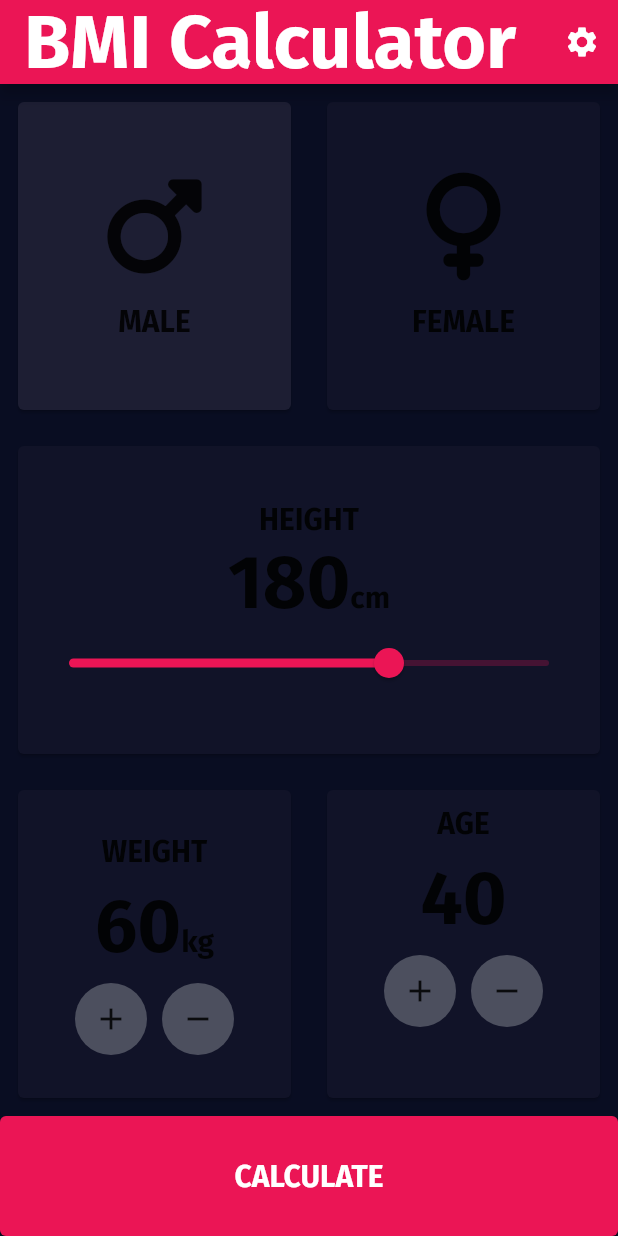
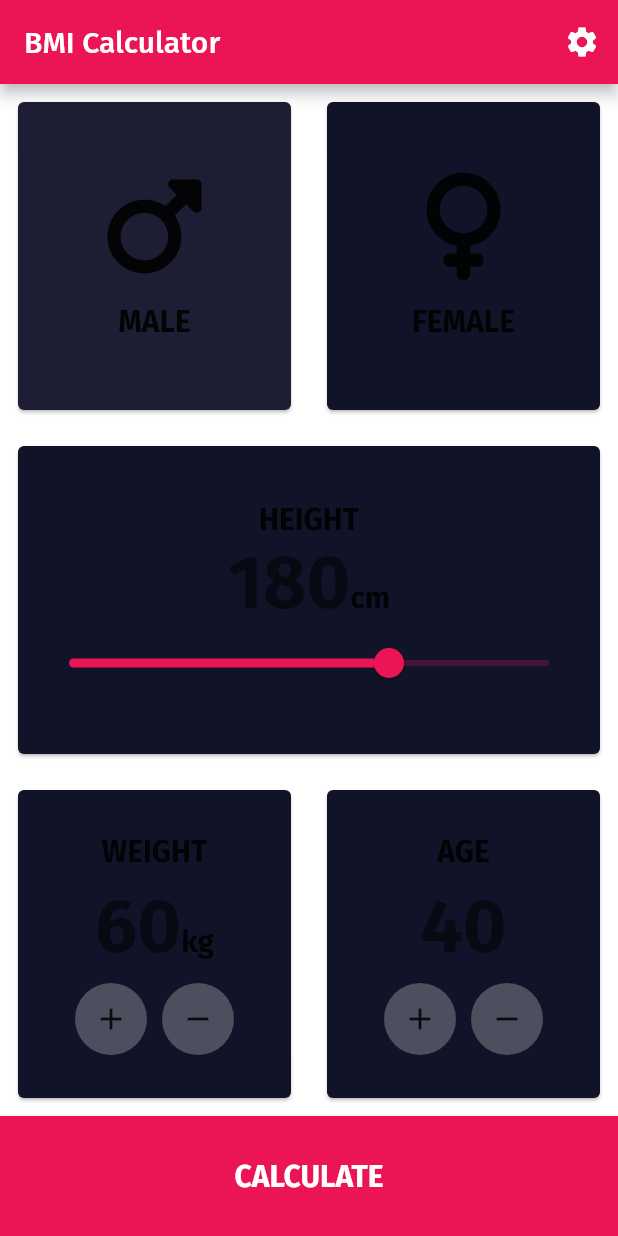
Before and after one commit to SignsMatt/mabbit_bmi_calc, a Flutter app: the screen it shows after launch, on a phone screen of 412 x 824 dp. Run offline on Flutter 3.47's test engine with Material 2 defaults, Android fonts, the light colour scheme and no system bars; our stand-ins replace font_awesome_flutter, google_fonts; project files that could hold a hidden picture were left out.

Commit message:
Refactoring, add navigation

```diff
--- a/lib/controls/reusable_cards.dart
+++ b/lib/controls/gender_selector.dart
@@ -1,37 +1,6 @@
 import 'package:flutter/material.dart';
 import 'package:font_awesome_flutter/font_awesome_flutter.dart';
-
-class ReusableCard extends StatelessWidget {
-  final bool selected;
-  final Widget? child;
-
-  const ReusableCard({
-    Key? key,
-    required this.selected,
-    required this.child,
-  }) : super(key: key);
-
-  @override
-  Widget build(BuildContext context) {
-    return Padding(
-      padding: const EdgeInsets.all(8.0),
-      child: Card(
-        color: selected
-            ? Theme.of(context).colorScheme.surfaceVariant
-            : Theme.of(context).colorScheme.surface,
-        // shape: const RoundedRectangleBorder(
-        //   borderRadius: BorderRadius.all(
-        //     Radius.circular(10.0),
-        //   ),
-        // ),
-        child: Padding(
-          padding: const EdgeInsets.all(10.0),
-          child: child,
-        ),
-      ),
-    );
-  }
-}
+import 'package:mabbit_bmi_calc/controls/reusable_card.dart';
 
 class GenderSelector extends StatelessWidget {
   const GenderSelector(
--- /dev/null
+++ b/lib/controls/reusable_card.dart
@@ -0,0 +1,28 @@
+import 'package:flutter/material.dart';
+
+class ReusableCard extends StatelessWidget {
+  final bool selected;
+  final Widget? child;
+
+  const ReusableCard({
+    Key? key,
+    required this.selected,
+    required this.child,
+  }) : super(key: key);
+
+  @override
+  Widget build(BuildContext context) {
+    return Padding(
+      padding: const EdgeInsets.all(8.0),
+      child: Card(
+        color: selected
+            ? Theme.of(context).colorScheme.surfaceVariant
+            : Theme.of(context).colorScheme.surface,
+        child: Padding(
+          padding: const EdgeInsets.all(10.0),
+          child: child,
+        ),
+      ),
+    );
+  }
+}
--- /dev/null
+++ b/lib/controls/settings_button.dart
@@ -0,0 +1,21 @@
+import 'package:flutter/material.dart';
+import 'package:mabbit_bmi_calc/screens/settings_page.dart';
+
+class SettingsButton extends StatelessWidget {
+  const SettingsButton({super.key});
+
+  @override
+  Widget build(BuildContext context) {
+    return IconButton(
+      icon: const Icon(Icons.settings),
+      onPressed: () {
+        Navigator.push(
+          context,
+          MaterialPageRoute(
+            builder: (builder) => const SettingsPage(),
+          ),
+        );
+      },
+    );
+  }
+}
--- a/lib/main.dart
+++ b/lib/main.dart
@@ -1,5 +1,5 @@
 import 'package:flutter/material.dart';
-import 'package:mabbit_bmi_calc/screens/main_page.dart';
+import 'package:mabbit_bmi_calc/screens/input_page.dart';
 import 'package:mabbit_bmi_calc/theming.dart';
 
 void main() {
@@ -16,7 +16,7 @@ class MabbitBMIApp extends StatelessWidget {
       theme: lightTheme,
       darkTheme: darkTheme,
       themeMode: ThemeMode.system,
-      home: const BMIMainPage(
+      home: const InputPage(
         title: 'BMI Calculator',
       ),
     );
--- a/lib/round_iconbutton.dart
+++ /dev/null
@@ -1,26 +0,0 @@
-import 'package:flutter/material.dart';
-
-class RoundIconButton extends StatelessWidget {
-  const RoundIconButton({
-    super.key,
-    this.icon,
-    this.onPressed,
-  });
-
-  final Icon icon;
-  final Function? onPressed;
-
-  @override
-  Widget build(BuildContext context) {
-    return Ink(
-      decoration: ShapeDecoration(
-        shape: const CircleBorder(),
-        color: Theme.of(context).colorScheme.tertiary,
-      ),
-      child: IconButton(
-        onPressed: onPressed,
-        icon: icon,
-      ),
-    );
-  }
-}
--- /dev/null
+++ b/lib/screens/input_page.dart
@@ -0,0 +1,252 @@
+import 'package:flutter/material.dart';
+import 'package:mabbit_bmi_calc/controls/reusable_card.dart';
+import 'package:mabbit_bmi_calc/controls/round_iconbutton.dart';
+import 'package:mabbit_bmi_calc/controls/settings_button.dart';
+import 'package:mabbit_bmi_calc/screens/results_page.dart';
+import 'package:mabbit_bmi_calc/controls/gender_selector.dart';
+
+class InputPage extends StatefulWidget {
+  const InputPage({super.key, required this.title});
+
+  final String title;
+
+  @override
+  State<InputPage> createState() => _InputPageState();
+}
+
+class _InputPageState extends State<InputPage> {
+  bool isMaleSelected = true;
+  double height = 180.0;
+  int weight = 60;
+  int age = 40;
+
+  @override
+  Widget build(BuildContext context) {
+    return Scaffold(
+      appBar: AppBar(
+        title: Text(widget.title),
+        actions: const [
+          SettingsButton(),
+        ],
+      ),
+      backgroundColor: Theme.of(context).colorScheme.background,
+      body: Column(
+        mainAxisAlignment: MainAxisAlignment.center,
+        children: [
+          // Top Row: Gender Selector
+          Expanded(
+            child: Row(
+              children: [
+                Expanded(
+                  child: GenderSelector(
+                    gender: Gender.male,
+                    selected: isMaleSelected,
+                    onTap: () {
+                      setState(() {
+                        isMaleSelected = true;
+                      });
+                    },
+                  ),
+                ),
+                Expanded(
+                  child: GenderSelector(
+                    gender: Gender.female,
+                    selected: !isMaleSelected,
+                    onTap: () {
+                      setState(() {
+                        isMaleSelected = false;
+                      });
+                    },
+                  ),
+                ),
+              ],
+            ),
+          ),
+          // Second Row: Height Slider
+          Expanded(
+            child: Row(
+              children: [
+                Expanded(
+                  child: ReusableCard(
+                    selected: false,
+                    child: Column(
+                      mainAxisAlignment: MainAxisAlignment.center,
+                      crossAxisAlignment: CrossAxisAlignment.center,
+                      children: [
+                        Text(
+                          'HEIGHT',
+                          style: Theme.of(context).textTheme.bodyLarge,
+                        ),
+                        Row(
+                          mainAxisAlignment: MainAxisAlignment.center,
+                          crossAxisAlignment: CrossAxisAlignment.baseline,
+                          textBaseline: TextBaseline.alphabetic,
+                          children: [
+                            Text(
+                              height.toStringAsFixed(0),
+                              style: Theme.of(context).textTheme.displayMedium,
+                            ),
+                            Text(
+                              'cm',
+                              style: Theme.of(context).textTheme.bodyLarge,
+                            ),
+                          ],
+                        ),
+                        Slider(
+                            value: height,
+                            onChanged: (value) {
+                              setState(() {
+                                height = value;
+                              });
+                            },
+                            min: 100.0,
+                            max: 220.0)
+                      ],
+                    ),
+                  ),
+                ),
+              ],
+            ),
+          ),
+          //Third Row: Weight and Age Selectors
+          Expanded(
+            child: Row(
+              children: [
+                Expanded(
+                  child: ReusableCard(
+                    selected: false,
+                    child: Column(
+                      mainAxisAlignment: MainAxisAlignment.center,
+                      children: [
+                        Text(
+                          'WEIGHT',
+                          style: Theme.of(context).textTheme.bodyLarge,
+                        ),
+                        Padding(
+                          padding: const EdgeInsets.all(8),
+                          child: Row(
+                            mainAxisAlignment: MainAxisAlignment.center,
+                            crossAxisAlignment: CrossAxisAlignment.baseline,
+                            textBaseline: TextBaseline.alphabetic,
+                            children: [
+                              Text(
+                                '$weight',
+                                style: Theme.of(context).textTheme.displayMedium,
+                              ),
+                              Text(
+                                'kg',
+                                style: Theme.of(context).textTheme.bodyLarge,
+                              ),
+                            ],
+                          ),
+                        ),
+                        Row(
+                          mainAxisAlignment: MainAxisAlignment.center,
+                          children: [
+                            RoundIconButton(
+                              icon: const Icon(Icons.add),
+                              onPressed: () {
+                                setState(() {
+                                  weight++;
+                                });
+                              },
+                            ),
+                            const SizedBox(width: 10.0),
+                            RoundIconButton(
+                              icon: const Icon(Icons.remove),
+                              onPressed: () {
+                                setState(() {
+                                  weight--;
+                                });
+                              },
+                            ),
+                          ],
+                        ),
+                      ],
+                    ),
+                  ),
+                ),
+                Expanded(
+                  child: ReusableCard(
+                    selected: false,
+                    child: Column(
+                      mainAxisAlignment: MainAxisAlignment.center,
+                      children: [
+                        Text(
+                          'AGE',
+                          style: Theme.of(context).textTheme.bodyLarge,
+                        ),
+                        Padding(
+                          padding: const EdgeInsets.all(8),
+                          child: Row(
+                            mainAxisAlignment: MainAxisAlignment.center,
+                            children: [
+                              Text(
+                                '$age',
+                                style: Theme.of(context).textTheme.displayMedium,
+                              ),
+                            ],
+                          ),
+                        ),
+                        Row(
+                          mainAxisAlignment: MainAxisAlignment.center,
+                          children: [
+                            RoundIconButton(
+                              icon: const Icon(Icons.add),
+                              onPressed: () {
+                                setState(() {
+                                  age++;
+                                });
+                              },
+                            ),
+                            const SizedBox(width: 10.0),
+                            RoundIconButton(
+                              icon: const Icon(Icons.remove),
+                              onPressed: () {
+                                setState(() {
+                                  age--;
+                                });
+                              },
+                            ),
+                          ],
+                        ),
+                      ],
+                    ),
+                  ),
+                )
+              ],
+            ),
+          ),
+          //Fourth Row: Calculate Button
+          Row(
+            children: [
+              Expanded(
+                child: ElevatedButton(
+                  onPressed: () {
+                    Navigator.push(
+                      context,
+                      MaterialPageRoute(
+                          builder: (context) => const ResultsPage()),
+                    );
+                  },
+                  style: ElevatedButton.styleFrom(
+                    backgroundColor: Theme.of(context).colorScheme.primary,
+                    minimumSize: const Size(0.0, 80.0),
+                    shape: const RoundedRectangleBorder(),
+                  ),
+                  child: Text(
+                    'CALCULATE',
+                    style: Theme.of(context).textTheme.bodyLarge?.copyWith(
+                          color: Colors.white,
+                        ),
+                  ),
+                ),
+              ),
+            ],
+          )
+        ],
+      ),
+
+    );
+  }
+}
--- a/lib/screens/main_page.dart
+++ /dev/null
@@ -1,253 +0,0 @@
-import 'package:flutter/material.dart';
-import 'package:mabbit_bmi_calc/controls/reusable_cards.dart';
-import 'package:mabbit_bmi_calc/controls/round_iconbutton.dart';
-import 'package:mabbit_bmi_calc/screens/results_page.dart';
-
-class BMIMainPage extends StatefulWidget {
-  const BMIMainPage({super.key, required this.title});
-
-  final String title;
-
-  @override
-  State<BMIMainPage> createState() => _BMIMainPageState();
-}
-
-class _BMIMainPageState extends State<BMIMainPage> {
-  bool isMaleSelected = true;
-  double height = 180.0;
-  int weight = 60;
-  int age = 40;
-
-  @override
-  Widget build(BuildContext context) {
-    return Scaffold(
-      appBar: AppBar(
-        title: Text(widget.title),
-        actions: [
-          IconButton(
-            icon: const Icon(Icons.settings),
-            onPressed: () {},
-          ),
-        ],
-      ),
-      backgroundColor: Theme.of(context).colorScheme.background,
-      body: Center(
-        child: Column(
-          mainAxisAlignment: MainAxisAlignment.center,
-          children: [
-            // Top Row: Gender Selector
-            Expanded(
-              child: Row(
-                children: [
-                  Expanded(
-                    child: GenderSelector(
-                      gender: Gender.male,
-                      selected: isMaleSelected,
-                      onTap: () {
-                        setState(() {
-                          isMaleSelected = true;
-                        });
-                      },
-                    ),
-                  ),
-                  Expanded(
-                    child: GenderSelector(
-                      gender: Gender.female,
-                      selected: !isMaleSelected,
-                      onTap: () {
-                        setState(() {
-                          isMaleSelected = false;
-                        });
-                      },
-                    ),
-                  ),
-                ],
-              ),
-            ),
-            // Second Row: Height Slider
-            Expanded(
-              child: Row(
-                children: [
-                  Expanded(
-                    child: ReusableCard(
-                      selected: false,
-                      child: Column(
-                        mainAxisAlignment: MainAxisAlignment.center,
-                        crossAxisAlignment: CrossAxisAlignment.center,
-                        children: [
-                          Text(
-                            'HEIGHT',
-                            style: Theme.of(context).textTheme.bodyLarge,
-                          ),
-                          Row(
-                            mainAxisAlignment: MainAxisAlignment.center,
-                            crossAxisAlignment: CrossAxisAlignment.baseline,
-                            textBaseline: TextBaseline.alphabetic,
-                            children: [
-                              Text(
-                                height.toStringAsFixed(0),
-                                style: Theme.of(context).textTheme.titleLarge,
-                              ),
-                              Text(
-                                'cm',
-                                style: Theme.of(context).textTheme.bodyLarge,
-                              ),
-                            ],
-                          ),
-                          Slider(
-                              value: height,
-                              onChanged: (value) {
-                                setState(() {
-                                  height = value;
-                                });
-                              },
-                              min: 100.0,
-                              max: 220.0)
-                        ],
-                      ),
-                    ),
-                  ),
-                ],
-              ),
-            ),
-            //Third Row: Weight and Age Selectors
-            Expanded(
-              child: Row(
-                children: [
-                  Expanded(
-                    child: ReusableCard(
-                      selected: false,
-                      child: Column(
-                        mainAxisAlignment: MainAxisAlignment.center,
-                        children: [
-                          Text(
-                            'WEIGHT',
-                            style: Theme.of(context).textTheme.bodyLarge,
-                          ),
-                          Padding(
-                            padding: const EdgeInsets.all(8),
-                            child: Row(
-                              mainAxisAlignment: MainAxisAlignment.center,
-                              crossAxisAlignment: CrossAxisAlignment.baseline,
-                              textBaseline: TextBaseline.alphabetic,
-                              children: [
-                                Text(
-                                  '$weight',
-                                  style: Theme.of(context).textTheme.titleLarge,
-                                ),
-                                Text(
-                                  'kg',
-                                  style: Theme.of(context).textTheme.bodyLarge,
-                                ),
-                              ],
-                            ),
-                          ),
-                          Row(
-                            mainAxisAlignment: MainAxisAlignment.center,
-                            children: [
-                              RoundIconButton(
-                                icon: const Icon(Icons.add),
-                                onPressed: () {
-                                  setState(() {
-                                    weight++;
-                                  });
-                                },
-                              ),
-                              const SizedBox(width: 10.0),
-                              RoundIconButton(
-                                icon: const Icon(Icons.remove),
-                                onPressed: () {
-                                  setState(() {
-                                    weight--;
-                                  });
-                                },
-                              ),
-                            ],
-                          ),
-                        ],
-                      ),
-                    ),
-                  ),
-                  Expanded(
-                    child: ReusableCard(
-                      selected: false,
-                      child: Column(
-                        children: [
-                          Text(
-                            'AGE',
-                            style: Theme.of(context).textTheme.bodyLarge,
-                          ),
-                          Padding(
-                            padding: const EdgeInsets.all(8),
-                            child: Row(
-                              mainAxisAlignment: MainAxisAlignment.center,
-                              children: [
-                                Text(
-                                  '$age',
-                                  style: Theme.of(context).textTheme.titleLarge,
-                                ),
-                              ],
-                            ),
-                          ),
-                          Row(
-                            mainAxisAlignment: MainAxisAlignment.center,
-                            children: [
-                              RoundIconButton(
-                                icon: const Icon(Icons.add),
-                                onPressed: () {
-                                  setState(() {
-                                    age++;
-                                  });
-                                },
-                              ),
-                              const SizedBox(width: 10.0),
-                              RoundIconButton(
-                                icon: const Icon(Icons.remove),
-                                onPressed: () {
-                                  setState(() {
-                                    age--;
-                                  });
-                                },
-                              ),
-                            ],
-                          ),
-                        ],
-                      ),
-                    ),
-                  )
-                ],
-              ),
-            ),
-            //Fourth Row: Calculate Button
-            Row(
-              children: [
-                Expanded(
-                  child: ElevatedButton(
-                    onPressed: () {
-                      Navigator.push(
-                        context,
-                        MaterialPageRoute(
-                            builder: (context) => const ResultsPage()),
-                      );
-                    },
-                    style: ElevatedButton.styleFrom(
-                      backgroundColor: Theme.of(context).colorScheme.primary,
-                      minimumSize: const Size(0.0, 80.0),
-                    ),
-                    child: Text(
-                      'CALCULATE',
-                      style: Theme.of(context).textTheme.bodyLarge?.copyWith(
-                            color: Colors.white,
-                          ),
-                    ),
-                  ),
-                ),
-              ],
-            )
-          ],
-        ),
-      ),
-
-    );
-  }
-}
--- a/lib/theming.dart
+++ b/lib/theming.dart
@@ -11,8 +11,8 @@ const ColorScheme lightScheme = ColorScheme(
   onTertiary: Colors.white,
   error: Colors.red,
   onError: Colors.white,
-  background: Color(0xFF090D22),
-  onBackground: Colors.white,
+  background: Colors.white,
+  onBackground: Colors.black,
   surface: Color(0xFF111328),
   onSurface: Colors.white,
   surfaceVariant: Color(0xFF1D1E33),
@@ -40,7 +40,7 @@ TextTheme textThemes = const TextTheme(
     fontWeight: FontWeight.bold,
     fontSize: 20.0,
   ),
-  titleLarge: TextStyle(
+  displayMedium: TextStyle(
     fontWeight: FontWeight.bold,
     fontSize: 50.0,
   ),
```
Also changed, not shown: lib/screens/results_page.dart (+49 -18 lines), lib/screens/settings_page.dart (+18 -0 lines).
